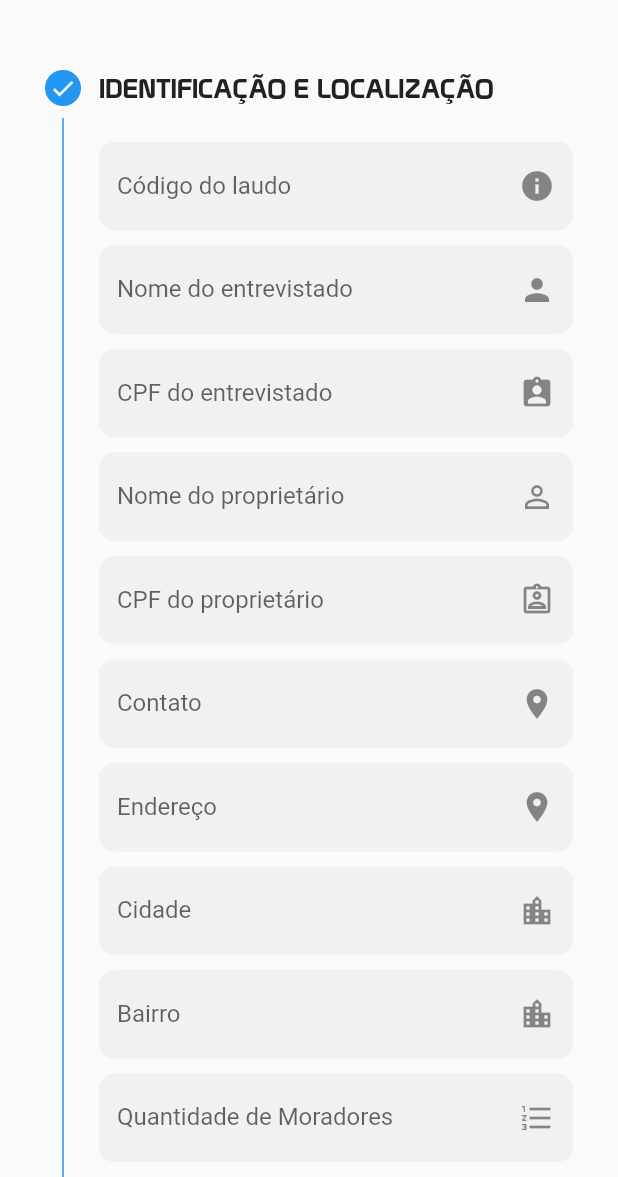
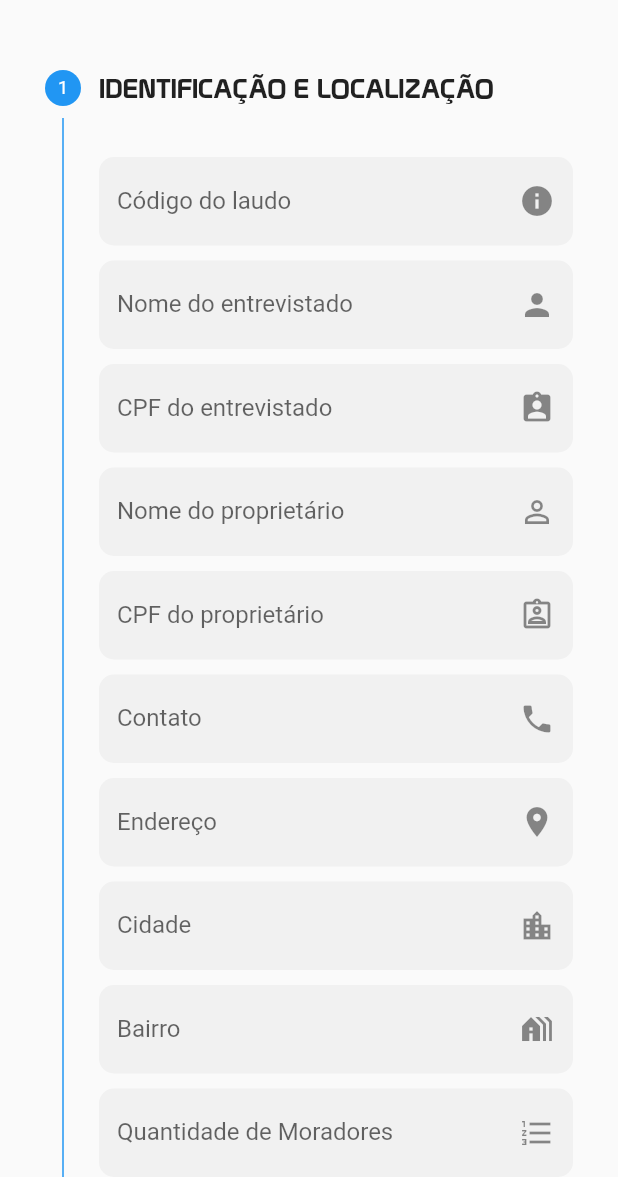
Before and after one commit to EmersonNog/app-certare-engenharia, a Flutter app: the PdfPage screen opened by its route, on a phone screen of 412 x 824 dp, the part 59-1236 px from its top. Run offline on Flutter 3.47's test engine with Material 2 defaults, Android fonts, the phone set to English and light mode, and no system bars; our stand-ins replace flutter_datetime_picker, image_picker, mask_text_input_formatter, multi_select_flutter, open_file, pdf and 1 more; statements that could not run were skipped.

Commit message:
New Feactures: Open Gallery ,alertDialog with cod null and Colorize Steps

```diff
--- a/lib/pages/forms/form_pdf.dart
+++ b/lib/pages/forms/form_pdf.dart
@@ -5,7 +5,6 @@ import 'package:flutter/material.dart';
 import 'package:mask_text_input_formatter/mask_text_input_formatter.dart';
 import 'package:multi_select_flutter/util/multi_select_item.dart';
 import 'package:multi_select_flutter/util/multi_select_list_type.dart';
-
 import '../../widgets/multi_select_field.dart';
 
 class FormData {
@@ -149,10 +148,6 @@ class _FormPageState extends State<FormPage> {
   final _formKey = GlobalKey<FormState>();
   int _currentStep = 0;
   late List<Step> _formSteps;
-  List<IconData> stepIcons = [
-    Icons.check_circle, // Ícone para passo concluído
-    Icons.edit, // Ícone para passo em andamento
-  ];
 
   // Formulario 1
   FormData _formData = FormData(
@@ -460,7 +455,9 @@ class _FormPageState extends State<FormPage> {
             fontSize: 18,
           ),
         ),
-        content: Column(
+        content: Container(
+          margin: EdgeInsets.only(top: 10),
+          child: Column(
             children: [
               InputField(
                 inputController: _codController,
@@ -502,7 +499,7 @@ class _FormPageState extends State<FormPage> {
               InputField(
                 inputController: _contatoController,
                 textLabel: 'Contato',
-              suffixWidget: const Icon(Icons.location_on),
+                suffixWidget: const Icon(Icons.phone),
                 isRequired: true,
                 formatter: _contatoFormatter,
               ),
@@ -524,7 +521,7 @@ class _FormPageState extends State<FormPage> {
               InputField(
                 inputController: _bairroController,
                 textLabel: 'Bairro',
-              suffixWidget: const Icon(Icons.location_city),
+                suffixWidget: const Icon(Icons.holiday_village),
                 isRequired: true,
               ),
               const SizedBox(height: 10),
@@ -562,8 +559,9 @@ class _FormPageState extends State<FormPage> {
               ),
             ],
           ),
+        ),
         isActive: _currentStep >= 0,
-        state: _currentStep >= 0 ? StepState.complete : StepState.disabled,
+        state: StepState.indexed,
       ),
       Step(
         title: const Text(
@@ -706,8 +704,8 @@ class _FormPageState extends State<FormPage> {
             )
           ],
         ),
-        isActive: _currentStep >= 1,
-        state: _currentStep >= 1 ? StepState.complete : StepState.disabled,
+        isActive: _currentStep >= 0,
+        state: StepState.indexed,
       ),
       Step(
         title: const Text(
@@ -780,8 +778,8 @@ class _FormPageState extends State<FormPage> {
             ),
           ],
         ),
-        isActive: _currentStep >= 2,
-        state: _currentStep >= 2 ? StepState.complete : StepState.disabled,
+        isActive: _currentStep >= 0,
+        state: StepState.indexed,
       ),
       Step(
         title: const Text(
@@ -882,8 +880,8 @@ class _FormPageState extends State<FormPage> {
             ),
           ],
         ),
-        isActive: _currentStep >= 3,
-        state: _currentStep >= 3 ? StepState.complete : StepState.disabled,
+        isActive: _currentStep >= 0,
+        state: StepState.indexed,
       ),
       Step(
         title: const Text(
@@ -1006,8 +1004,8 @@ class _FormPageState extends State<FormPage> {
             ),
           ],
         ),
-        isActive: _currentStep >= 4,
-        state: _currentStep >= 4 ? StepState.complete : StepState.disabled,
+        isActive: _currentStep >= 0,
+        state: StepState.indexed,
       ),
       Step(
         title: const Text(
@@ -1083,8 +1081,8 @@ class _FormPageState extends State<FormPage> {
             },
           ),
         ]),
-        isActive: _currentStep >= 5,
-        state: _currentStep >= 5 ? StepState.complete : StepState.disabled,
+        isActive: _currentStep >= 0,
+        state: StepState.indexed,
       ),
       Step(
         title: const Text(
@@ -1181,8 +1179,8 @@ class _FormPageState extends State<FormPage> {
             },
           ),
         ]),
-        isActive: _currentStep >= 6,
-        state: _currentStep >= 6 ? StepState.complete : StepState.disabled,
+        isActive: _currentStep >= 0,
+        state: StepState.indexed,
       ),
       Step(
         title: const Text(
@@ -1244,24 +1242,21 @@ class _FormPageState extends State<FormPage> {
             isRequired: true,
           ),
         ]),
-        isActive: _currentStep >= 7,
-        state: _currentStep >= 7 ? StepState.complete : StepState.disabled,
+        isActive: _currentStep >= 0,
+        state: StepState.indexed,
       )
     ];
   }
 
-  void _nextStep() {
+  _nextStep() {
     if (_currentStep < _formSteps.length - 1) {
       setState(() {
         _currentStep++;
       });
-    } else {
-      // Lógica para o último passo (opcional)
-      // Por exemplo, exibir uma mensagem de conclusão ou realizar alguma ação adicional.
     }
   }
 
-  void _previousStep() {
+  _previousStep() {
     if (_currentStep > 0) {
       setState(() {
         _currentStep--;
@@ -1271,14 +1266,10 @@ class _FormPageState extends State<FormPage> {
     }
   }
 
-  StepState _getStepState(int index) {
-    if (index == _currentStep) {
-      return StepState.editing;
-    } else if (index < _currentStep) {
-      return StepState.complete;
-    } else {
-      return StepState.indexed;
-    }
+  void _stepTapped(int step) {
+    setState(() {
+      _currentStep = step;
+    });
   }
 
   @override
@@ -1295,13 +1286,14 @@ class _FormPageState extends State<FormPage> {
                   child: Column(
                     crossAxisAlignment: CrossAxisAlignment.stretch,
                     children: [
-                      Stepper(
+                      SingleChildScrollView(
+                        child: Stepper(
                           physics: const ScrollPhysics(),
                           currentStep: _currentStep,
                           onStepContinue: _nextStep,
                           onStepCancel: _previousStep,
+                          onStepTapped: _stepTapped,
                           steps: _formSteps,
-                        // onStepTapped: ,
                           controlsBuilder:
                               (BuildContext context, ControlsDetails details) {
                             return Row(
@@ -1360,6 +1352,7 @@ class _FormPageState extends State<FormPage> {
                               ],
                             );
                           },
+                        ),
                       ),
                       if (_currentStep ==
                           _formSteps.length -
@@ -1447,7 +1440,40 @@ class _FormPageState extends State<FormPage> {
                                 rg: _rg.text,
                                 cpf: _cpf.text,
                               );
+                              if (formData.cod.isEmpty) {
+                                showDialog(
+                                  context: context,
+                                  builder: (BuildContext context) {
+                                    return AlertDialog(
+                                      title: Row(
+                                        children: [
+                                          Icon(Icons.warning_amber_rounded,
+                                              color: Colors.amber),
+                                          const SizedBox(width: 8),
+                                          Text('Aviso',
+                                              style: TextStyle(
+                                                  fontFamily: 'Prototype')),
+                                        ],
+                                      ),
+                                      contentPadding: const EdgeInsets.fromLTRB(
+                                          24, 20, 24, 0),
+                                      content: Text(
+                                        'Por favor, preencha o código do laudo antes de gerar o PDF.',
+                                      ),
+                                      actions: [
+                                        TextButton(
+                                          onPressed: () {
+                                            Navigator.of(context).pop();
+                                          },
+                                          child: Text('OK'),
+                                        ),
+                                      ],
+                                    );
+                                  },
+                                );
+                              } else {
                                 widget.onFormSubmitted(formData);
+                              }
                             },
                             child: Row(
                               mainAxisAlignment: MainAxisAlignment.center,
```
Also changed, not shown: lib/pages/pdf_page.dart (+3 -4 lines), lib/util/util.dart (+24 -11 lines). Lines whose indentation alone changed are shown as unchanged.
